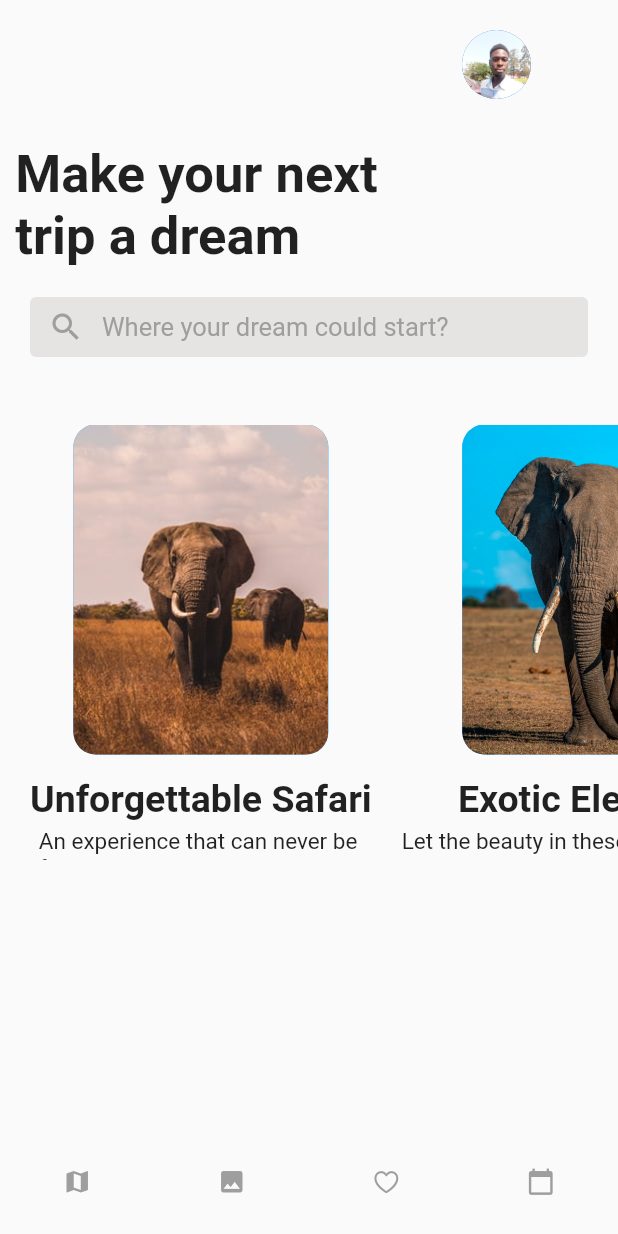
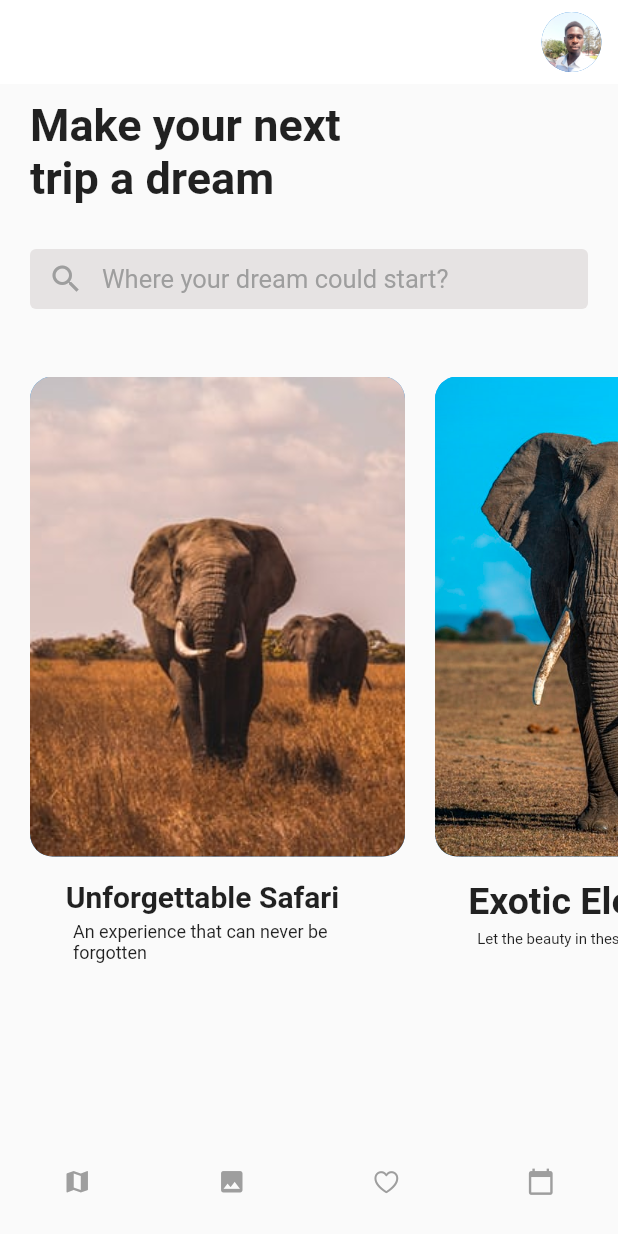
Before and after one commit to GabbyOwusu/savannah-ui, a Flutter app: the screen it shows after launch, on a phone screen of 412 x 824 dp. Run offline on Flutter 3.47's test engine with Material 2 defaults, Android fonts, the phone set to English and light mode, and no system bars.

Commit message:
A few minor changes

```diff
--- a/lib/screens/home.dart
+++ b/lib/screens/home.dart
@@ -7,26 +7,34 @@ class Home extends StatelessWidget {
   @override
   Widget build(BuildContext context) {
     return Scaffold(
+      appBar: AppBar(
+        elevation: 0,
+        backgroundColor: Colors.white,
+        actions: <Widget>[
+          Padding(
+            padding: const EdgeInsets.all(8.0),
+            child: CircleAvatar(
+              backgroundImage: AssetImage('images/user.jpg'),
+              radius: 23,
+            ),
+          ),
+        ],
+      ),
       body: SafeArea(
         child: Column(
+          crossAxisAlignment: CrossAxisAlignment.start,
           children: <Widget>[
             Padding(
-              padding: EdgeInsets.only(left: 250, top: 20),
-              child: CircleAvatar(
-                backgroundImage: AssetImage('images/user.jpg'),
-                radius: 23,
-              ),
-            ),
-            Padding(
-              padding: EdgeInsets.only(right: 150, top: 30),
+              padding: EdgeInsets.only(top: 10, left: 20),
               child: Text(
                 'Make your next\ntrip a dream',
                 style: TextStyle(
-                  fontSize: 35,
+                  fontSize: 30,
                   fontWeight: FontWeight.w600,
                 ),
               ),
             ),
+            SizedBox(height: 10),
             Padding(
               padding: EdgeInsets.all(
                 20,
@@ -62,14 +70,11 @@ class Home extends StatelessWidget {
                 top: 25,
               ),
               child: Container(
-                height: 290,
+                height: 400,
                 child: ListView(
                   scrollDirection: Axis.horizontal,
                   children: <Widget>[
-                    Container(
-                      width: 20,
-                      height: 10,
-                    ),
+
                     Column(
                       mainAxisAlignment: MainAxisAlignment.start,
                       children: <Widget>[
@@ -83,8 +88,9 @@ class Home extends StatelessWidget {
                             );
                           },
                           child: Container(
-                            height: 220,
-                            width: 170,
+                            margin: EdgeInsets.only(left: 20),
+                            height: 320,
+                            width: 250,
                             decoration: BoxDecoration(
                               image: DecorationImage(
                                   image: AssetImage(
@@ -100,23 +106,23 @@ class Home extends StatelessWidget {
                         Text(
                           'Unforgettable Safari',
                           style: TextStyle(
-                            fontSize: 25,
+                            fontSize: 20,
                             fontWeight: FontWeight.w600,
                           ),
                         ),
                         SizedBox(height: 5),
                         Text(
                           'An experience that can never be \nforgotten',
-                          style: TextStyle(fontSize: 15),
+                          style: TextStyle(fontSize: 12),
                         ),
                       ],
                     ),
-                    SizedBox(width: 20),
+
                     Column(
                       mainAxisAlignment: MainAxisAlignment.start,
                       children: <Widget>[
                         GestureDetector(
-                               onTap: () {
+                          onTap: () {
                             Navigator.push(
                               context,
                               MaterialPageRoute(builder: (context) {
@@ -124,9 +130,10 @@ class Home extends StatelessWidget {
                               }),
                             );
                           },
-                                                  child: Container(
-                            height: 220,
-                            width: 180,
+                          child: Container(
+                            margin: EdgeInsets.only(left: 20),
+                           height: 320,
+                            width: 250,
                             decoration: BoxDecoration(
                               image: DecorationImage(
                                   image: AssetImage(
@@ -134,7 +141,8 @@ class Home extends StatelessWidget {
                                   ),
                                   fit: BoxFit.fitWidth),
                               color: Colors.blue,
-                              borderRadius: BorderRadius.all(Radius.circular(15)),
+                              borderRadius:
+                                  BorderRadius.all(Radius.circular(15)),
                             ),
                           ),
                         ),
@@ -149,7 +157,7 @@ class Home extends StatelessWidget {
                         SizedBox(height: 5),
                         Text(
                           'Let the beauty in these exotic creatures',
-                          style: TextStyle(fontSize: 15),
+                          style: TextStyle(fontSize: 10),
                         ),
                       ],
                     ),
```
Also changed, not shown: lib/screens/details.dart (+17 -10 lines), lib/screens/new.dart (+20 -15 lines).
